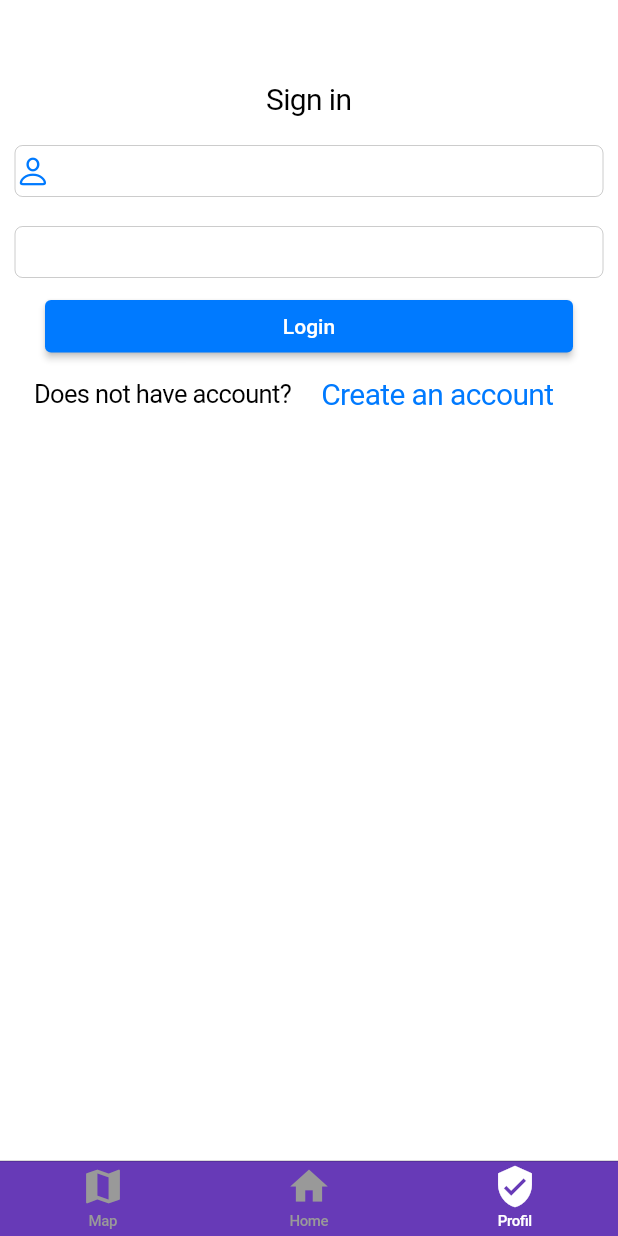
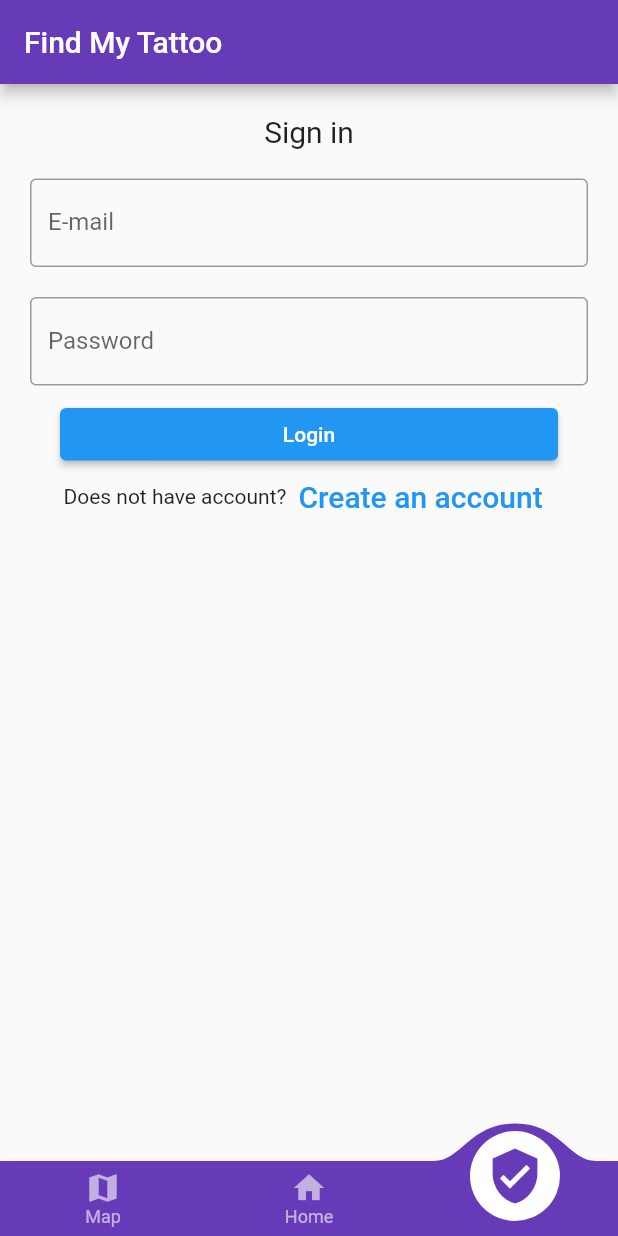
Before and after one commit to WoodY674/IdeaInker_App_CodingFactory, a Flutter app: the screen it shows after launch, item 3 of the bottom bar chosen, on a phone screen of 412 x 824 dp. Run offline on Flutter 3.47's test engine with Material 2 defaults, Android fonts, the phone set to English and light mode, and no system bars; drawn by our look-alikes of convex_bottom_bar; network calls fail.

Commit message:
Revert "add cupertino"
This reverts commit a9515740a07cab14195833c4a60f0f47fb6b5eaf.

```diff
--- a/lib/main.dart
+++ b/lib/main.dart
@@ -1,6 +1,5 @@
 import 'package:convex_bottom_bar/convex_bottom_bar.dart';
 import 'package:flutter/material.dart';
-import 'package:flutter/cupertino.dart';
 import 'package:thebestatoo/createaccount.dart';
 import 'package:thebestatoo/profil.dart';
 import 'package:thebestatoo/map.dart';
@@ -14,7 +13,7 @@ class MyApp extends StatelessWidget {
 
   @override
   Widget build(BuildContext context) {
-    return const CupertinoApp(
+    return const MaterialApp(
       debugShowCheckedModeBanner: false,
       home: MainPage(title: 'Find My Tattoo',),
     );
@@ -41,26 +40,35 @@ class _MainPageState extends State<MainPage> {
 
   @override
   Widget build(BuildContext context) {
-    return CupertinoPageScaffold(
-      navigationBar: const CupertinoNavigationBar(
-        middle: Text('Best Tattoo',
-          style: TextStyle(color: Colors.white)),
-        backgroundColor: Colors.deepPurple,
-      ),
-      child: CupertinoTabScaffold(
-        tabBar: CupertinoTabBar(
+    return MaterialApp(
+      routes: {
+        CreateAccount.route: (context) => const CreateAccount(),
+      },
+      home: Scaffold(
+        appBar: AppBar(
+          title: Text(widget.title),
+          backgroundColor: Colors.deepPurple,
+        ),
+        body: listWidgets[selectedIndex],
+        bottomNavigationBar: ConvexAppBar.badge({3: '21+'},
           items: const [
-            BottomNavigationBarItem(icon: Icon(Icons.map),label: 'Map'),
-            BottomNavigationBarItem(icon: Icon(Icons.home),label: 'Home'),
-            BottomNavigationBarItem(icon: Icon(Icons.verified_user),label: 'Profil')
+            TabItem(icon: Icons.map, title: 'Map'),
+            TabItem(icon: Icons.home, title: 'Home'),
+            TabItem(icon: Icons.verified_user, title: 'Profil'),
           ],
+          onTap: onItemTapped,
+          activeColor: Colors.white,
           backgroundColor: Colors.deepPurple,
-          activeColor: Colors.white,
+          initialActiveIndex: 1,
         ),
-        tabBuilder: (BuildContext context, index){
-          return listWidgets[index];
-        },
       ),
     );
   }
+
+  void onItemTapped(int index){
+    setState(() {
+      selectedIndex = index;
+    });
+  }
+
 }
--- a/lib/profil.dart
+++ b/lib/profil.dart
@@ -1,4 +1,3 @@
-import 'package:flutter/cupertino.dart';
 import 'package:flutter/material.dart';
 
 import 'createaccount.dart';
@@ -15,9 +14,9 @@ class _Profil extends State<Profil> {
   TextEditingController passwordController = TextEditingController();
 
   @override
-  Widget build(BuildContext context) => CupertinoPageScaffold(child:
-  SafeArea(
-    child: Center(
+  Widget build(BuildContext context) {
+    return Padding(
+      padding: const EdgeInsets.all(10),
       child: ListView(
         children: <Widget>[
           Container(
@@ -29,15 +28,23 @@ class _Profil extends State<Profil> {
               )),
           Container(
             padding: const EdgeInsets.all(10),
-            child: CupertinoTextField(
+            child: TextField(
               controller: emailController,
-              prefix: Icon(CupertinoIcons.person),
+              decoration: const InputDecoration(
+                border: OutlineInputBorder(),
+                labelText: 'E-mail',
+              ),
             ),
           ),
           Container(
             padding: const EdgeInsets.fromLTRB(10, 10, 10, 0),
-            child: CupertinoTextField(
+            child: TextField(
+              obscureText: true,
               controller: passwordController,
+              decoration: const InputDecoration(
+                border: OutlineInputBorder(),
+                labelText: 'Password',
+              ),
             ),
           ),
           Container(
@@ -52,14 +59,13 @@ class _Profil extends State<Profil> {
           Row(
             children: <Widget>[
               const Text('Does not have account?'),
-              CupertinoButton(
+              TextButton(
                 child: const Text(
                   'Create an account',
                   style: TextStyle(fontSize: 20),
                 ),
                 onPressed: () {
-                  Navigator.of(context).push(CupertinoPageRoute(builder: (context)=> const CreateAccount())
-                  );
+                  Navigator.of(context).pushNamed(CreateAccount.route);
                 },
               )
             ],
@@ -67,7 +73,14 @@ class _Profil extends State<Profil> {
           ),
         ],
       ),
-    ),
-  ),
-  );
+    );
+  }
+
+  /*
+   si mon utilisateur
+    return profil
+    sinon return login
+    si bouton register
+    return register
+   */
 }
```
Also changed, not shown: lib/createaccount.dart (+22 -7 lines).
